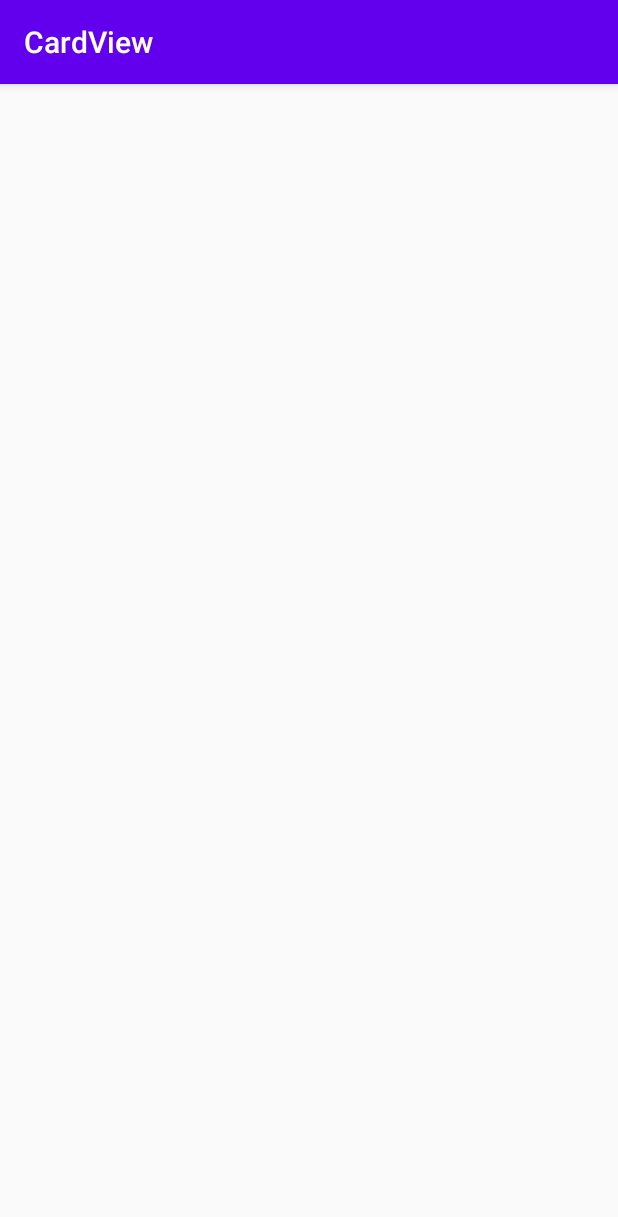
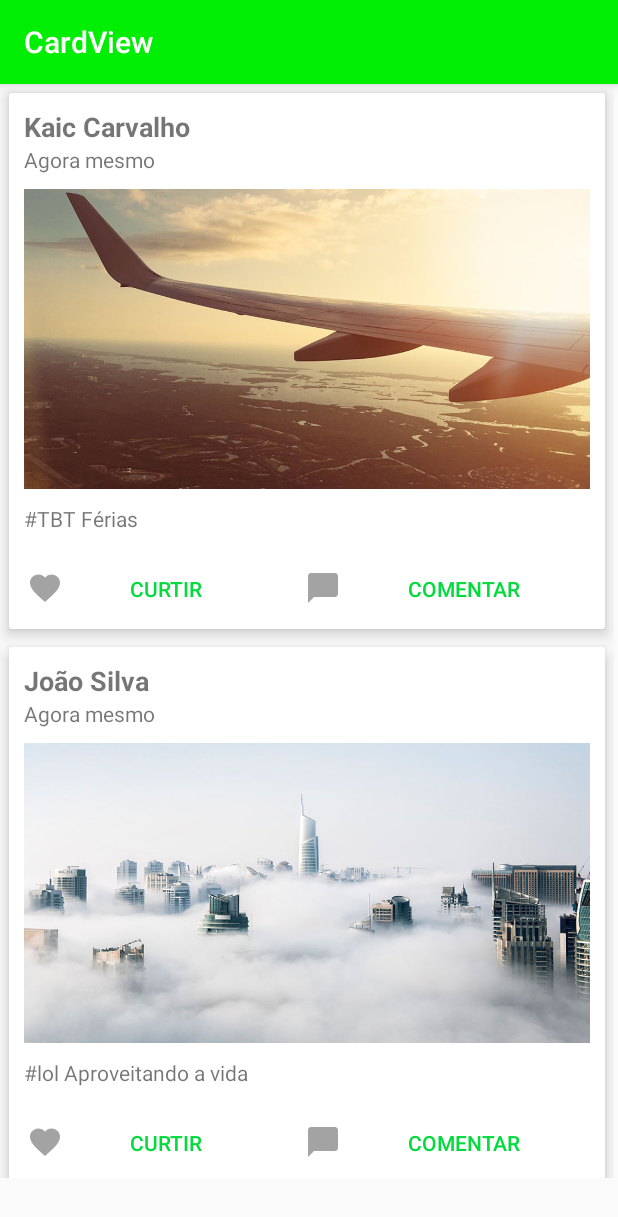
Before and after one commit to KaicFC/CardView, an Android app: the screen it shows after launch (MainActivity), on a phone screen of 412 x 824 dp. Shown: the top 1217 px of the screen. Run offline under Robolectric (Android 15) with nearby library versions, the phone set to English and light mode, and no system bars.

Commit message:
Correção no layout e finalização dos cards.

```diff
--- a/app/src/main/java/com/cursoandroid/cardview/activity/MainActivity.java
+++ b/app/src/main/java/com/cursoandroid/cardview/activity/MainActivity.java
@@ -10,12 +10,13 @@ import com.cursoandroid.cardview.R;
 import com.cursoandroid.cardview.adapter.PostagemAdapter;
 import com.cursoandroid.cardview.model.Postagem;
 
+import java.util.ArrayList;
 import java.util.List;
 
 public class MainActivity extends AppCompatActivity {
 
     private RecyclerView recyclerPostagem;
-    private List<Postagem> postagens;
+    private List<Postagem> postagens = new ArrayList<>();
 
     @Override
     protected void onCreate(Bundle savedInstanceState) {
@@ -54,6 +55,4 @@ public class MainActivity extends AppCompatActivity {
 
     }
 
-
-
 }
--- a/app/src/main/java/com/cursoandroid/cardview/adapter/PostagemAdapter.java
+++ b/app/src/main/java/com/cursoandroid/cardview/adapter/PostagemAdapter.java
@@ -63,7 +63,6 @@ public class PostagemAdapter extends RecyclerView.Adapter<PostagemAdapter.MyView
             imagePostagem = itemView.findViewById(R.id.imagePostagem);
 
         }
-
     }
 
 }
--- a/app/src/main/res/layout/activity_main.xml
+++ b/app/src/main/res/layout/activity_main.xml
@@ -1,15 +1,14 @@
 <?xml version="1.0" encoding="utf-8"?>
-<androidx.constraintlayout.widget.ConstraintLayout xmlns:android="http://schemas.android.com/apk/res/android"
+<LinearLayout xmlns:android="http://schemas.android.com/apk/res/android"
     xmlns:app="http://schemas.android.com/apk/res-auto"
     xmlns:tools="http://schemas.android.com/tools"
     android:layout_width="match_parent"
     android:layout_height="match_parent"
+    android:orientation="vertical"
     tools:context=".activity.MainActivity">
 
     <androidx.recyclerview.widget.RecyclerView
         android:id="@+id/recyclerPostagem"
         android:layout_width="409dp"
-        android:layout_height="729dp"
-        tools:layout_editor_absoluteX="1dp"
-        tools:layout_editor_absoluteY="1dp" />
-</androidx.constraintlayout.widget.ConstraintLayout>
+        android:layout_height="729dp" />
+</LinearLayout>
--- a/app/src/main/res/values/styles.xml
+++ b/app/src/main/res/values/styles.xml
@@ -3,9 +3,9 @@
     <!-- Base application theme. -->
     <style name="AppTheme" parent="Theme.AppCompat.Light.DarkActionBar">
         <!-- Customize your theme here. -->
-        <item name="colorPrimary">@color/colorPrimary</item>
-        <item name="colorPrimaryDark">@color/colorPrimaryDark</item>
-        <item name="colorAccent">@color/colorAccent</item>
+        <item name="colorPrimary">#00EE04</item>
+        <item name="colorPrimaryDark">#18B300</item>
+        <item name="colorAccent">#03DA3C</item>
     </style>
 
 </resources>
```
